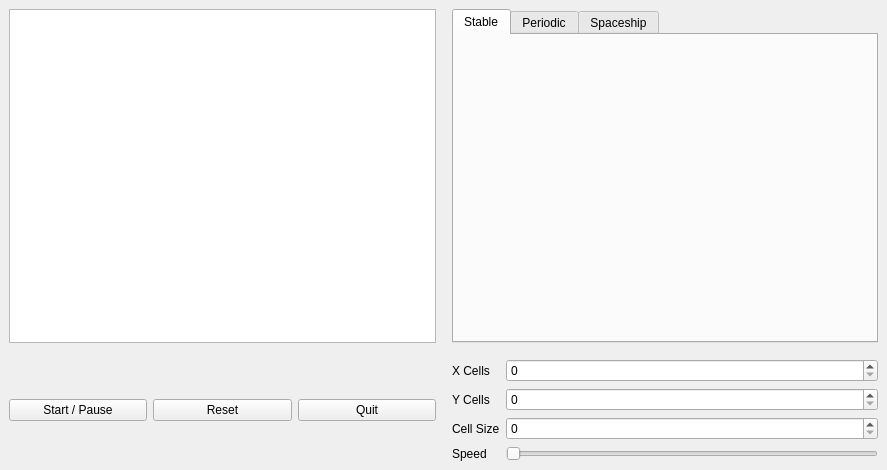
Qt form qtGol.ui (YopCoo/QtGOL) before a commit.
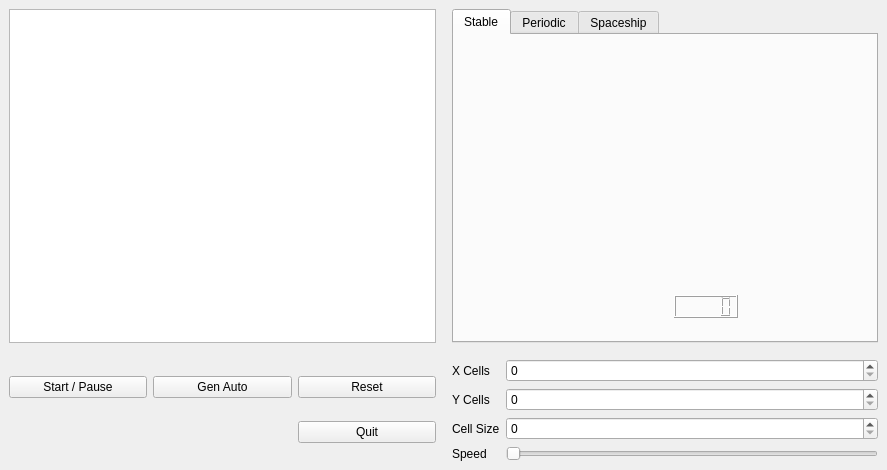
The same form after that commit.

Commit message: add value from config file to UI \n add visual start/pause

Diff of the .ui file:
```diff
--- a/qtGol.ui
+++ b/qtGol.ui
@@ -29,6 +29,16 @@
          <attribute name="title">
           <string>Stable</string>
          </attribute>
+         <widget class="QLCDNumber" name="lcdNumber">
+          <property name="geometry">
+           <rect>
+            <x>220</x>
+            <y>260</y>
+            <width>64</width>
+            <height>23</height>
+           </rect>
+          </property>
+         </widget>
         </widget>
         <widget class="QWidget" name="tab_period">
          <attribute name="title">
@@ -145,8 +155,15 @@
        </spacer>
       </item>
       <item row="2" column="0">
-       <layout class="QHBoxLayout" name="horizontalLayout">
-        <item>
+       <layout class="QGridLayout" name="gridLayout_3">
+        <item row="2" column="2">
+         <widget class="QPushButton" name="bt_quit">
+          <property name="text">
+           <string>Quit</string>
+          </property>
+         </widget>
+        </item>
+        <item row="1" column="0">
          <widget class="QPushButton" name="bt_start">
           <property name="text">
            <string>Start / Pause</string>
@@ -162,17 +179,17 @@
           </property>
          </widget>
         </item>
-        <item>
+        <item row="1" column="2">
          <widget class="QPushButton" name="bt_reset">
           <property name="text">
            <string>Reset</string>
           </property>
          </widget>
         </item>
-        <item>
-         <widget class="QPushButton" name="bt_quit">
+        <item row="1" column="1">
+         <widget class="QPushButton" name="bt_autogen">
           <property name="text">
-           <string>Quit</string>
+           <string>Gen Auto</string>
           </property>
          </widget>
         </item>
```
Left out of the diff: 45 changed lines with no effect on the pictures. The commit also changes 6 other files.
